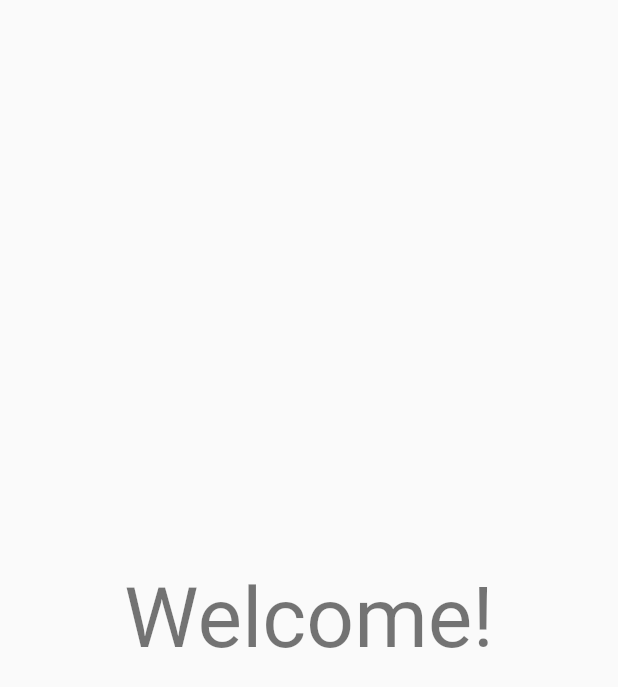
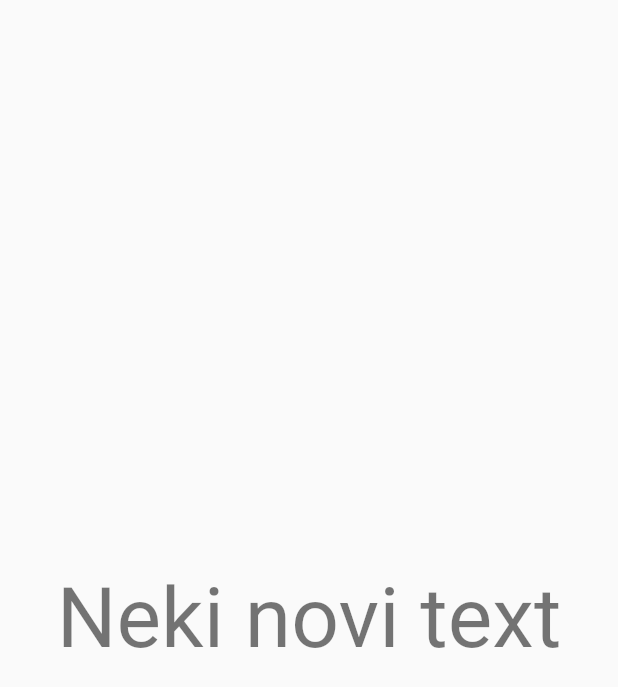
Before and after one commit to Ranko97/FlutterDemo, a Flutter app: the HomeScreen screen opened by its route, on a phone screen of 412 x 824 dp. Shown: the top 687 px of the screen. Run offline on Flutter 3.47's test engine with Material 2 defaults, Android fonts, the phone set to English and light mode, and no system bars; network calls fail.

```diff
--- a/lib/home.dart
+++ b/lib/home.dart
@@ -1,13 +1,69 @@
+import 'dart:convert';
+
 import 'package:flutter/cupertino.dart';
 import 'package:flutter/material.dart';
+
+import 'package:http/http.dart' as http;
 
 class HomeScreen extends StatelessWidget {
   @override
   Widget build(BuildContext context) {
     return Scaffold(
       body: Center(
-        child: Text('Welcome!', style: Theme.of(context).textTheme.headline2),
+        child: CompaniesData(),
       ),
     );
   }
 }
+
+class CompaniesData extends StatefulWidget {
+  @override
+  State<StatefulWidget> createState() {
+    return CompaniesList();
+  }
+}
+
+class CompaniesList extends State<CompaniesData> {
+  var text = "";
+
+  void getData() async {
+    print('print me');
+
+    text = "Neki novi text";
+
+    var headers = {
+      'Content-Type': 'application/json',
+    };
+    var request = http.Request(
+        'POST', Uri.parse('https://edomace.azurewebsites.net/graphql'));
+    request.body =
+        '''{"query":"query search {\\r\\n  companies(query:\\"test\\") {\\r\\n    data {\\r\\n      id name\\r\\n    }\\r\\n  }\\r\\n}","variables":{}}''';
+
+    request.headers.addAll(headers);
+
+    http.StreamedResponse response = await request.send();
+
+    if (response.statusCode == 200) {
+      text = await response.stream.bytesToString();
+      print("200");
+      print(text);
+    } else {
+      print(response.reasonPhrase);
+    }
+  }
+
+  @override
+  void initState() {
+    super.initState();
+    this.getData();
+  }
+
+  @override
+  Widget build(BuildContext context) {
+    return Scaffold(
+      body: Center(
+        child: Text(text, style: Theme.of(context).textTheme.headline2),
+      ),
+    );
+  }
+}
--- a/pubspec.yaml
+++ b/pubspec.yaml
@@ -23,6 +23,8 @@ environment:
 dependencies:
   flutter:
     sdk: flutter
+  graphql_flutter: ^5.0.0-nullsafety.2
+  http: 0.13.1
 
 
   # The following adds the Cupertino Icons font to your application.
```
Also changed, not shown: 1 other file.
